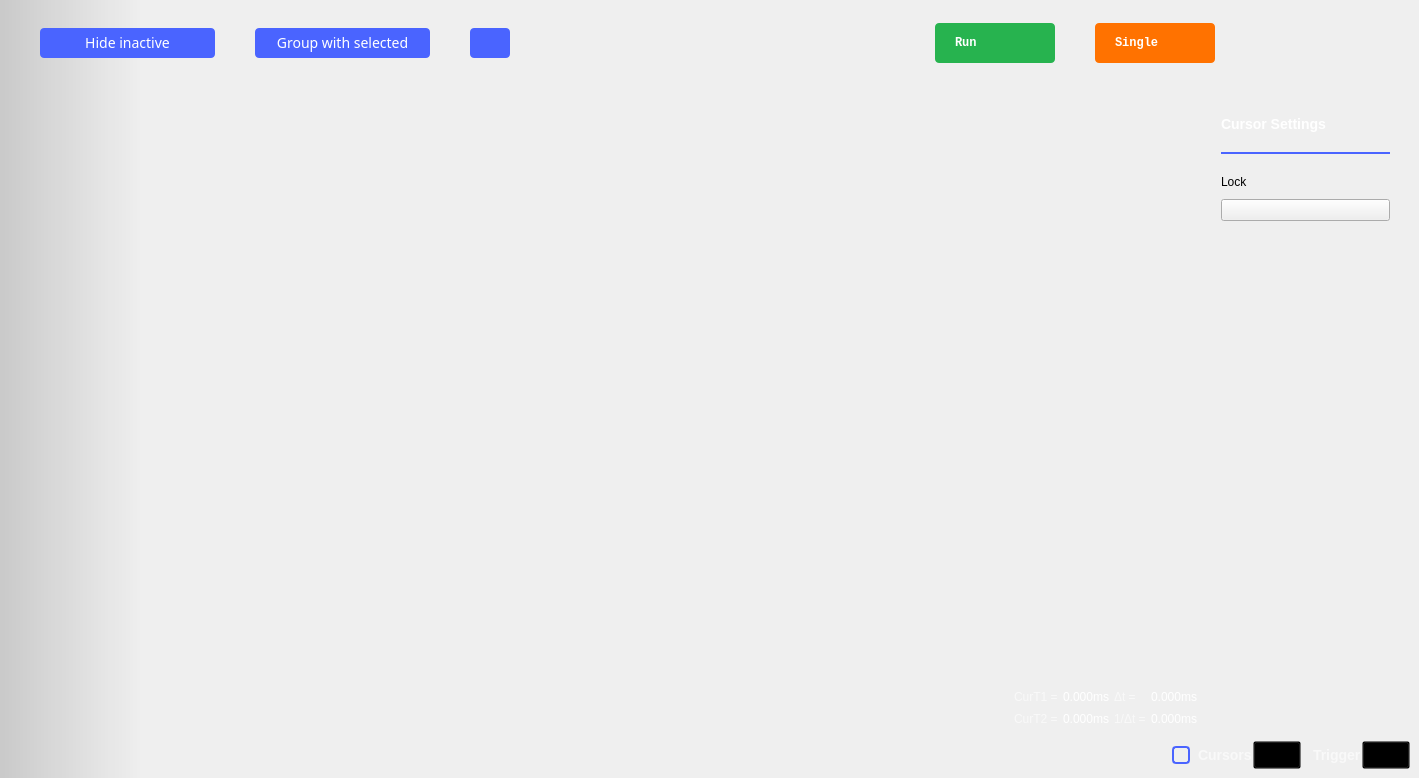
This is ui/logic_analyzer.ui in analogdevicesinc/scopy as Qt 5 draws it before an edit. The edited form follows.
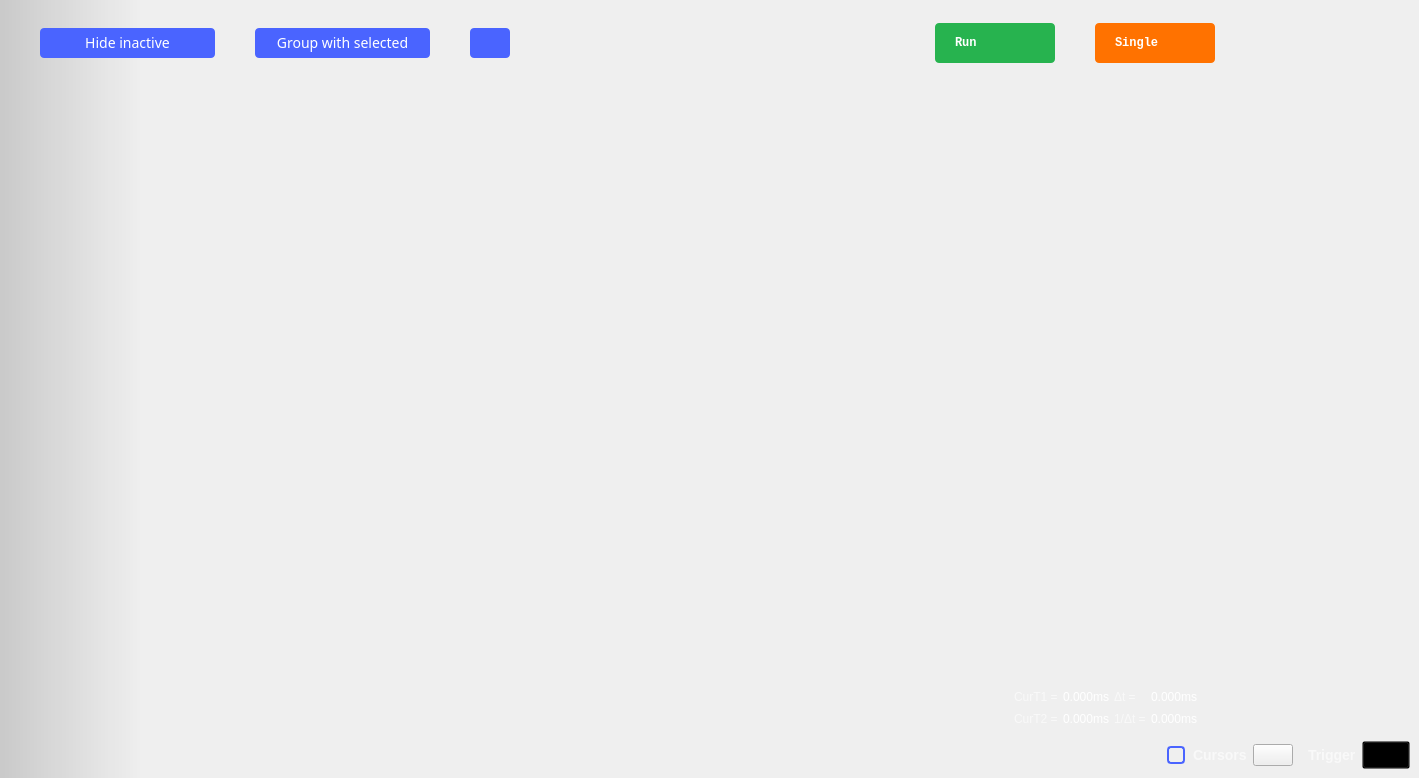
This is the edited form. The open tabs and pages were chosen to show the change. Icons and pictures are not drawn. Custom widgets are drawn as their Qt base class.

Commit message: Logic Analyzer: Remove the cursor menu and add a lock button at the bottom of the screen.

Diff of the .ui file:
```diff
--- a/ui/logic_analyzer.ui
+++ b/ui/logic_analyzer.ui
@@ -1288,131 +1288,8 @@
             <item>
              <widget class="QStackedWidget" name="stackedWidget">
               <property name="currentIndex">
-               <number>1</number>
+               <number>2</number>
               </property>
-              <widget class="QWidget" name="cursorSettings">
-               <layout class="QVBoxLayout" name="verticalLayout_4">
-                <property name="spacing">
-                 <number>0</number>
-                </property>
-                <item>
-                 <widget class="QLabel" name="label_3">
-                  <property name="styleSheet">
-                   <string notr="true">QLabel
-{
-width: 56px;
-height: 17px;
-font-family: Arial;
-font-size: 14px;
-font-weight: bold;
-line-height: 16px;
-color: #FFFFFF;
-}</string>
-                  </property>
-                  <property name="text">
-                   <string>Cursor Settings</string>
-                  </property>
-                 </widget>
-                </item>
-                <item>
-                 <spacer name="verticalSpacer_10">
-                  <property name="orientation">
-                   <enum>Qt::Vertical</enum>
-                  </property>
-                  <property name="sizeType">
-                   <enum>QSizePolicy::Fixed</enum>
-                  </property>
-                  <property name="sizeHint" stdset="0">
-                   <size>
-                    <width>20</width>
-                    <height>20</height>
-                   </size>
-                  </property>
-                 </spacer>
-                </item>
-                <item>
-                 <widget class="Line" name="line_2">
-                  <property name="styleSheet">
-                   <string notr="true">color: #4A64FF;</string>
-                  </property>
-                  <property name="frameShadow">
-                   <enum>QFrame::Plain</enum>
-                  </property>
-                  <property name="lineWidth">
-                   <number>2</number>
-                  </property>
-                  <property name="orientation">
-                   <enum>Qt::Horizontal</enum>
-                  </property>
-                 </widget>
-                </item>
-                <item>
-                 <spacer name="verticalSpacer_12">
-                  <property name="orientation">
-                   <enum>Qt::Vertical</enum>
-                  </property>
-                  <property name="sizeType">
-                   <enum>QSizePolicy::Fixed</enum>
-                  </property>
-                  <property name="sizeHint" stdset="0">
-                   <size>
-                    <width>20</width>
-                    <height>20</height>
-                   </size>
-                  </property>
-                 </spacer>
-                </item>
-                <item>
-                 <widget class="QLabel" name="label_4">
-                  <property name="text">
-                   <string>Lock</string>
-                  </property>
-                 </widget>
-                </item>
-                <item>
-                 <spacer name="verticalSpacer_11">
-                  <property name="orientation">
-                   <enum>Qt::Vertical</enum>
-                  </property>
-                  <property name="sizeType">
-                   <enum>QSizePolicy::Fixed</enum>
-                  </property>
-                  <property name="sizeHint" stdset="0">
-                   <size>
-                    <width>20</width>
-                    <height>10</height>
-                   </size>
-                  </property>
-                 </spacer>
-                </item>
-                <item>
-                 <widget class="adiscope::CustomSwitch" name="btnCursorsLock">
-                  <property name="text">
-                   <string/>
-                  </property>
-                  <property name="checkable">
-                   <bool>true</bool>
-                  </property>
-                 </widget>
-                </item>
-                <item>
-                 <spacer name="verticalSpacer_9">
-                  <property name="orientation">
-                   <enum>Qt::Vertical</enum>
-                  </property>
-                  <property name="sizeType">
-                   <enum>QSizePolicy::MinimumExpanding</enum>
-                  </property>
-                  <property name="sizeHint" stdset="0">
-                   <size>
-                    <width>20</width>
-                    <height>471</height>
-                   </size>
-                  </property>
-                 </spacer>
-                </item>
-               </layout>
-              </widget>
               <widget class="QWidget" name="generalSettings">
                <layout class="QVBoxLayout" name="generalSettingsLayout">
                 <property name="spacing">
@@ -1509,8 +1386,8 @@
                     <rect>
                      <x>0</x>
                      <y>0</y>
-                     <width>157</width>
-                     <height>568</height>
+                     <width>129</width>
+                     <height>304</height>
                     </rect>
                    </property>
                    <layout class="QVBoxLayout" name="verticalLayout_7">
@@ -1829,8 +1706,8 @@
                     <rect>
                      <x>0</x>
                      <y>0</y>
-                     <width>149</width>
-                     <height>613</height>
+                     <width>92</width>
+                     <height>30</height>
                     </rect>
                    </property>
                    <layout class="QVBoxLayout" name="scrollAreaLayout">
@@ -1956,22 +1833,35 @@
          </widget>
         </item>
         <item>
-         <widget class="QPushButton" name="btnCursors">
+         <spacer name="horizontalSpacer_3">
+          <property name="orientation">
+           <enum>Qt::Horizontal</enum>
+          </property>
+          <property name="sizeType">
+           <enum>QSizePolicy::Fixed</enum>
+          </property>
+          <property name="sizeHint" stdset="0">
+           <size>
+            <width>5</width>
+            <height>0</height>
+           </size>
+          </property>
+         </spacer>
+        </item>
+        <item>
+         <widget class="adiscope::SmallOnOffSwitch" name="btnCursorsLock">
           <property name="styleSheet">
-           <string notr="true">QPushButton {
-  width: 40px;
-  height: 20px;
-  background-color: transparent;
-}
-QPushButton:pressed { border-image: url(:/icons/setup_btn_checked.svg); }
-QPushButton:!pressed { border-image: url(:/icons/setup_btn_unchecked.svg); }
-QPushButton:hover:!pressed:!checked { border-image: url(:/icons/setup_btn_hover.svg); }
-QPushButton:checked { border-image: url(:/icons/setup_btn_checked.svg); }
-</string>
+           <string notr="true">QPushButton[use_icon=true]</string>
           </property>
           <property name="text">
            <string/>
           </property>
+          <property name="iconSize">
+           <size>
+            <width>40</width>
+            <height>20</height>
+           </size>
+          </property>
           <property name="checkable">
            <bool>true</bool>
           </property>
@@ -1987,7 +1877,7 @@
           </property>
           <property name="sizeHint" stdset="0">
            <size>
-            <width>12</width>
+            <width>15</width>
             <height>20</height>
            </size>
           </property>
@@ -2008,6 +1898,22 @@
           </property>
          </widget>
         </item>
+        <item>
+         <spacer name="horizontalSpacer_2">
+          <property name="orientation">
+           <enum>Qt::Horizontal</enum>
+          </property>
+          <property name="sizeType">
+           <enum>QSizePolicy::Fixed</enum>
+          </property>
+          <property name="sizeHint" stdset="0">
+           <size>
+            <width>5</width>
+            <height>0</height>
+           </size>
+          </property>
+         </spacer>
+        </item>
         <item>
          <widget class="QPushButton" name="btnTrigger">
           <property name="styleSheet">
@@ -2051,9 +1957,9 @@
    <container>1</container>
   </customwidget>
   <customwidget>
-   <class>adiscope::CustomSwitch</class>
+   <class>adiscope::SmallOnOffSwitch</class>
    <extends>QPushButton</extends>
-   <header>customSwitch.hpp</header>
+   <header>smallOnOffSwitch.hpp</header>
   </customwidget>
  </customwidgets>
  <resources>
```
The commit also changes 8 other files.
